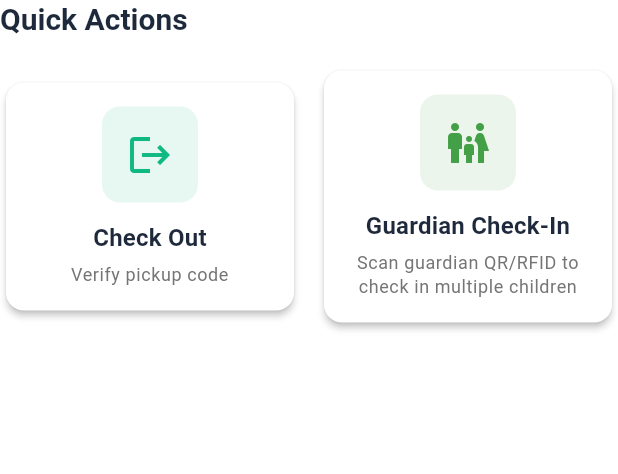
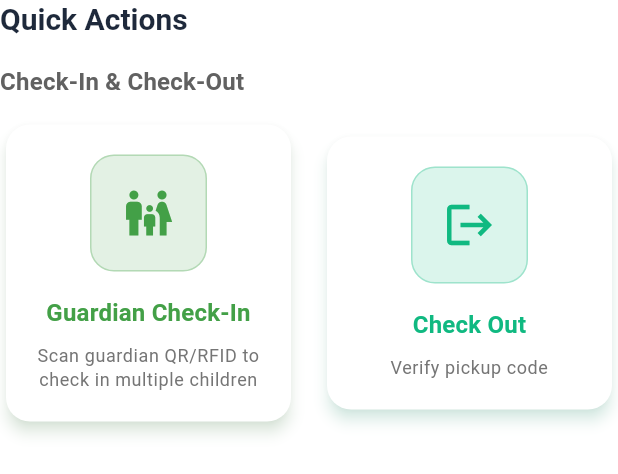
Before and after one commit to orlypsumdolor/kids_mobile, a Flutter app: the RoleBasedNavigation widget shown alone on an empty page, opened directly, on a phone screen of 412 x 824 dp. Shown: the top 474 px of the screen. Run offline on Flutter 3.47's test engine with Material 3 defaults, Android fonts, the phone set to English and light mode, and no system bars; our stand-ins replace camera, connectivity_plus, dio, equatable, get_it, go_router and 4 more; missing offline and left inert: qr_code_scanner; accounts and stored records are empty.

Commit message:
UI update for checkin

```diff
--- a/lib/presentation/widgets/role_based_navigation.dart
+++ b/lib/presentation/widgets/role_based_navigation.dart
@@ -25,18 +25,16 @@ class RoleBasedNavigation extends StatelessWidget {
 
             // Scanner/Volunteer Actions
             if (user.canScan) ...[
+              Text(
+                'Check-In & Check-Out',
+                style: Theme.of(context).textTheme.titleMedium?.copyWith(
+                      fontWeight: FontWeight.w600,
+                      color: Colors.grey[700],
+                    ),
+              ),
+              const SizedBox(height: 12),
               Row(
                 children: [
-                  Expanded(
-                    child: _ActionCard(
-                      title: 'Check Out',
-                      subtitle: 'Verify pickup code',
-                      icon: Icons.logout,
-                      color: Theme.of(context).colorScheme.secondary,
-                      onTap: () => context.push(AppRouter.checkout),
-                    ),
-                  ),
-                  const SizedBox(width: 12),
                   Expanded(
                     child: _ActionCard(
                       title: 'Guardian Check-In',
@@ -47,13 +45,31 @@ class RoleBasedNavigation extends StatelessWidget {
                       onTap: () => context.push(AppRouter.guardianCheckin),
                     ),
                   ),
+                  const SizedBox(width: 16),
+                  Expanded(
+                    child: _ActionCard(
+                      title: 'Check Out',
+                      subtitle: 'Verify pickup code',
+                      icon: Icons.logout,
+                      color: Theme.of(context).colorScheme.secondary,
+                      onTap: () => context.push(AppRouter.checkout),
+                    ),
+                  ),
                 ],
               ),
-              const SizedBox(height: 16),
+              const SizedBox(height: 24),
             ],
 
             // Admin/Staff Actions
             if (user.canViewReports) ...[
+              Text(
+                'Reports & Analytics',
+                style: Theme.of(context).textTheme.titleMedium?.copyWith(
+                      fontWeight: FontWeight.w600,
+                      color: Colors.grey[700],
+                    ),
+              ),
+              const SizedBox(height: 12),
               _ActionCard(
                 title: 'Attendance Summary',
                 subtitle: 'View today\'s attendance',
@@ -62,11 +78,19 @@ class RoleBasedNavigation extends StatelessWidget {
                 onTap: () => context.push(AppRouter.attendanceSummary),
                 isFullWidth: true,
               ),
-              const SizedBox(height: 12),
+              const SizedBox(height: 16),
             ],
 
             // Admin Only Actions
             if (user.canManageUsers) ...[
+              Text(
+                'Administration',
+                style: Theme.of(context).textTheme.titleMedium?.copyWith(
+                      fontWeight: FontWeight.w600,
+                      color: Colors.grey[700],
+                    ),
+              ),
+              const SizedBox(height: 12),
               _ActionCard(
                 title: 'Settings',
                 subtitle: 'Manage app settings',
@@ -103,22 +127,30 @@ class _ActionCard extends StatelessWidget {
   @override
   Widget build(BuildContext context) {
     return Card(
-      elevation: 2,
+      elevation: 4,
+      shadowColor: color.withOpacity(0.3),
+      shape: RoundedRectangleBorder(
+        borderRadius: BorderRadius.circular(16),
+      ),
       child: InkWell(
         onTap: onTap,
-        borderRadius: BorderRadius.circular(12),
+        borderRadius: BorderRadius.circular(16),
         child: Padding(
-          padding: const EdgeInsets.all(16),
+          padding: const EdgeInsets.all(20),
           child: isFullWidth
               ? Row(
                   children: [
                     Container(
-                      padding: const EdgeInsets.all(12),
+                      padding: const EdgeInsets.all(16),
                       decoration: BoxDecoration(
-                        color: color.withOpacity(0.1),
-                        borderRadius: BorderRadius.circular(8),
+                        color: color.withOpacity(0.15),
+                        borderRadius: BorderRadius.circular(12),
+                        border: Border.all(
+                          color: color.withOpacity(0.3),
+                          width: 1,
+                        ),
                       ),
-                      child: Icon(icon, color: color, size: 24),
+                      child: Icon(icon, color: color, size: 28),
                     ),
                     const SizedBox(width: 16),
                     Expanded(
@@ -153,28 +185,36 @@ class _ActionCard extends StatelessWidget {
               : Column(
                   children: [
                     Container(
-                      padding: const EdgeInsets.all(16),
+                      padding: const EdgeInsets.all(20),
                       decoration: BoxDecoration(
-                        color: color.withOpacity(0.1),
-                        borderRadius: BorderRadius.circular(12),
+                        color: color.withOpacity(0.15),
+                        borderRadius: BorderRadius.circular(16),
+                        border: Border.all(
+                          color: color.withOpacity(0.3),
+                          width: 1,
+                        ),
                       ),
-                      child: Icon(icon, color: color, size: 32),
+                      child: Icon(icon, color: color, size: 36),
                     ),
-                    const SizedBox(height: 12),
+                    const SizedBox(height: 16),
                     Text(
                       title,
                       style: Theme.of(context).textTheme.titleMedium?.copyWith(
-                            fontWeight: FontWeight.w600,
+                            fontWeight: FontWeight.w700,
+                            color: color,
                           ),
                       textAlign: TextAlign.center,
                     ),
-                    const SizedBox(height: 4),
+                    const SizedBox(height: 8),
                     Text(
                       subtitle,
                       style: Theme.of(context).textTheme.bodySmall?.copyWith(
                             color: Colors.grey[600],
+                            height: 1.3,
                           ),
                       textAlign: TextAlign.center,
+                      maxLines: 3,
+                      overflow: TextOverflow.ellipsis,
                     ),
                   ],
                 ),
```
